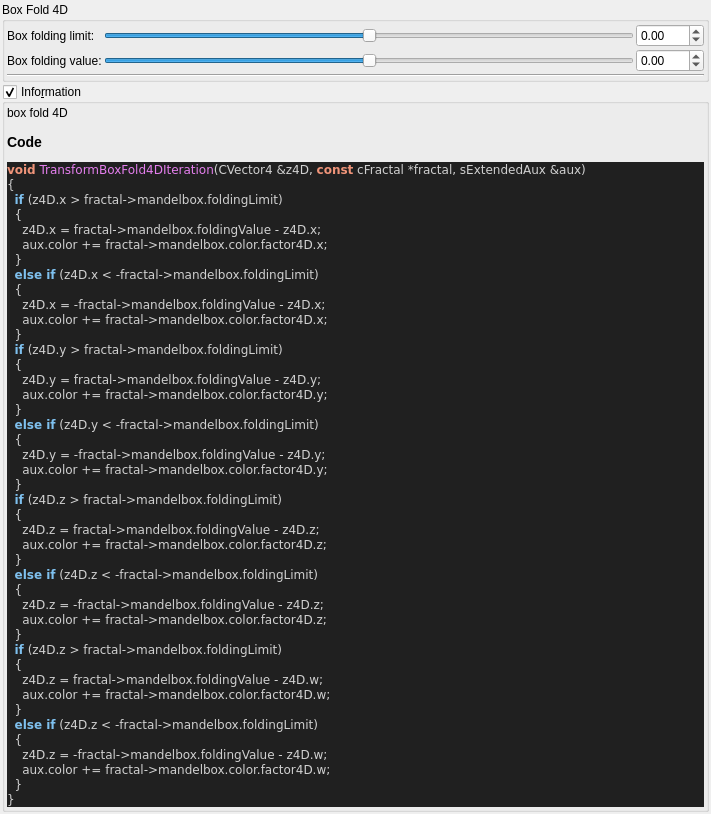
Before: the Qt Designer form mandelbulber2/qt_data/fractal_transf_box_fold_4D.ui in buddhi1980/mandelbulber2, drawn with Qt 5.
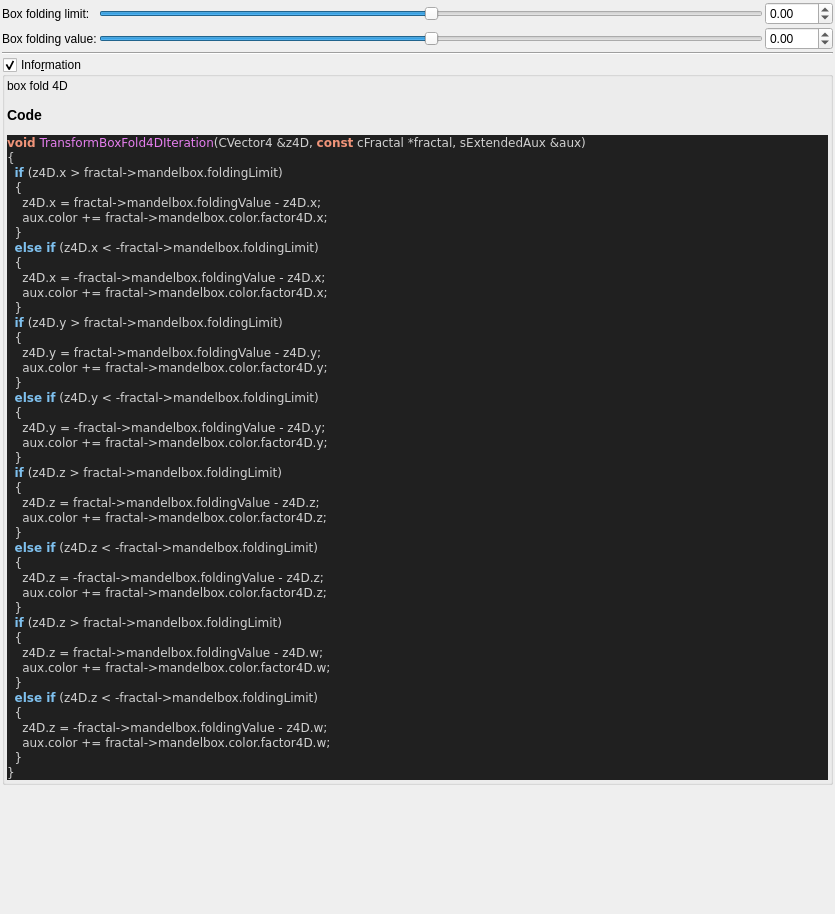
After: the same form once the commit is applied. Custom widgets are drawn as their Qt base class.

```diff
--- a/mandelbulber2/qt_data/fractal_transf_box_fold_4D.ui
+++ b/mandelbulber2/qt_data/fractal_transf_box_fold_4D.ui
@@ -6,8 +6,8 @@
    <rect>
     <x>0</x>
     <y>0</y>
-    <width>711</width>
-    <height>537</height>
+    <width>835</width>
+    <height>914</height>
    </rect>
   </property>
   <property name="windowTitle">
@@ -30,30 +30,6 @@
     <number>2</number>
    </property>
    <item>
-    <widget class="QGroupBox" name="groupBox">
-     <property name="title">
-      <string>Box Fold 4D</string>
-     </property>
-     <property name="checkable">
-      <bool>false</bool>
-     </property>
-     <layout class="QVBoxLayout" name="verticalLayout_10" stretch="0,0">
-      <property name="spacing">
-       <number>2</number>
-      </property>
-      <property name="leftMargin">
-       <number>2</number>
-      </property>
-      <property name="topMargin">
-       <number>2</number>
-      </property>
-      <property name="rightMargin">
-       <number>2</number>
-      </property>
-      <property name="bottomMargin">
-       <number>2</number>
-      </property>
-      <item>
        <layout class="QGridLayout" name="gridLayout_12">
         <property name="spacing">
          <number>2</number>
@@ -179,9 +155,6 @@
         <property name="orientation">
          <enum>Qt::Horizontal</enum>
         </property>
-       </widget>
-      </item>
-     </layout>
     </widget>
    </item>
    <item>
```
Lines whose indentation alone changed are shown as unchanged.
